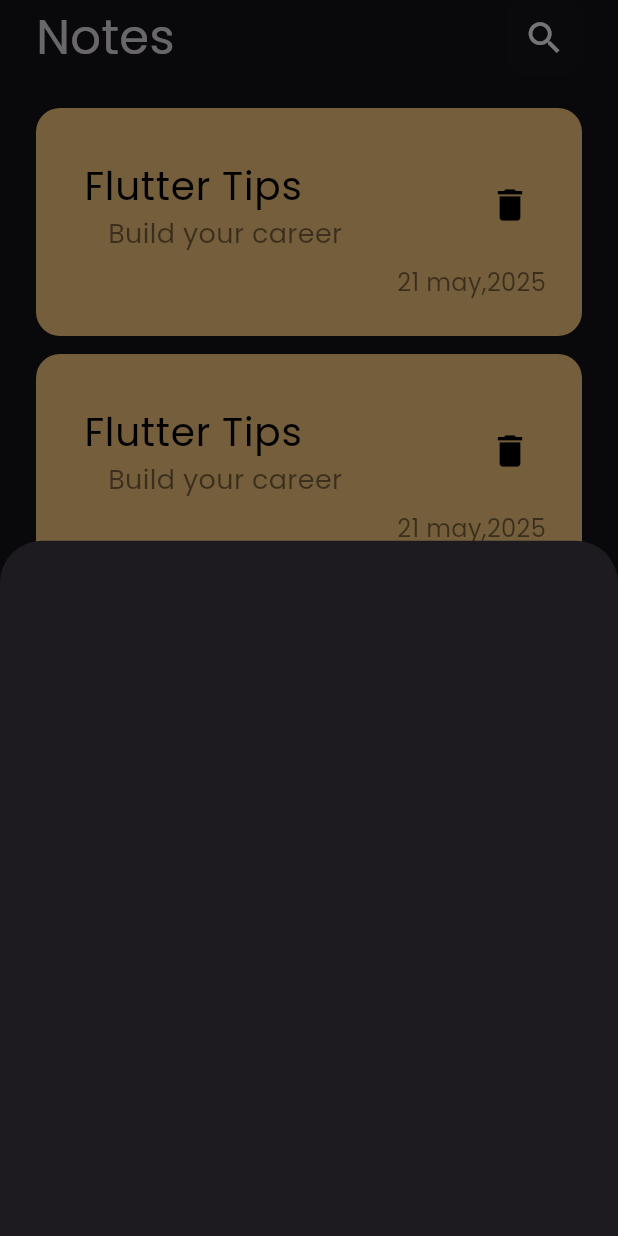
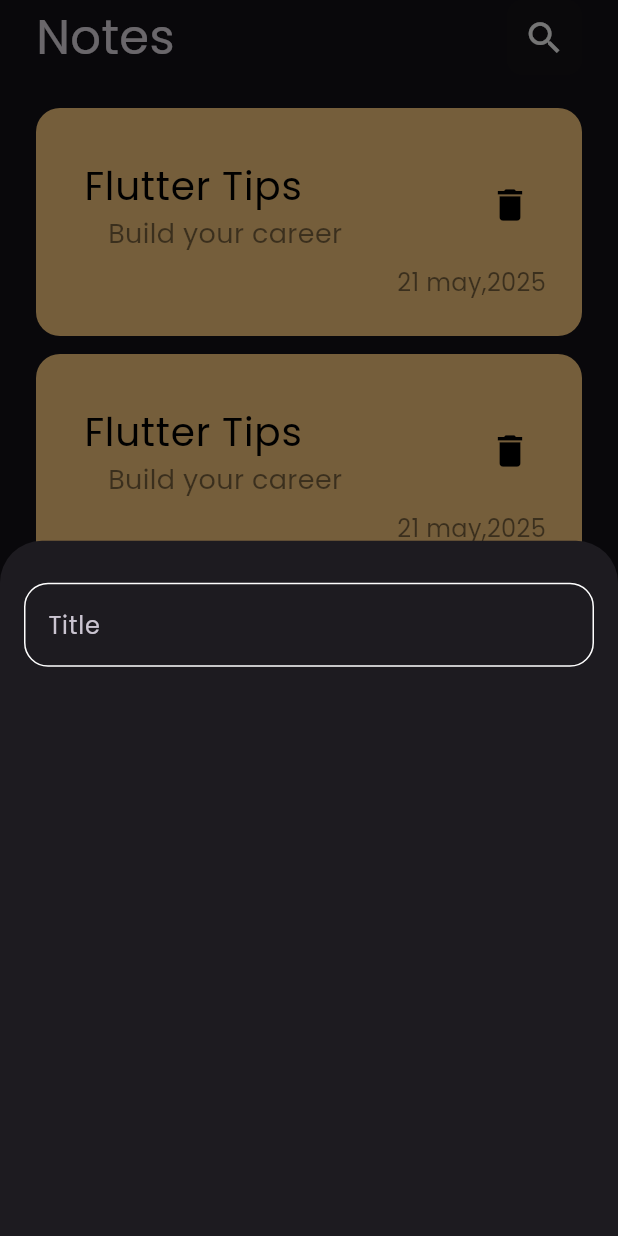
Before and after one commit to MariamEssam5/My-Notes-App, a Flutter app: the screen it shows after launch, after a tap on the "add" icon, on a phone screen of 412 x 824 dp. Run offline on Flutter 3.47's test engine with Material 3 defaults, Android fonts, the phone set to English and light mode, and no system bars.

Commit message:
create custom text field

```diff
--- /dev/null
+++ b/lib/constants.dart
@@ -0,0 +1,4 @@
+import 'dart:ui';
+import 'package:flutter/animation.dart';
+
+const kPrimaryColor = Color(0xFF5E7A88);
--- a/lib/views/widgets/add_note_button_sheet.dart
+++ b/lib/views/widgets/add_note_button_sheet.dart
@@ -1,10 +1,21 @@
 import 'package:flutter/material.dart';
+import 'package:my_notes/views/widgets/custom_text_field.dart';
 
 class AddNoteButtonSheet extends StatelessWidget {
   const AddNoteButtonSheet({super.key});
 
   @override
   Widget build(BuildContext context) {
-    return Container();
+    return const Padding(
+      padding: EdgeInsets.symmetric(horizontal: 16),
+      child: Column(
+        children: [
+          SizedBox(
+            height: 28,
+          ),
+          CustomTextField()
+        ],
+      ),
+    );
   }
 }
--- /dev/null
+++ b/lib/views/widgets/custom_text_field.dart
@@ -0,0 +1,24 @@
+import 'package:flutter/material.dart';
+import 'package:my_notes/constants.dart';
+
+class CustomTextField extends StatelessWidget {
+  const CustomTextField({super.key});
+
+  @override
+  Widget build(BuildContext context) {
+    return TextField(
+      cursorColor: kPrimaryColor,
+      decoration: InputDecoration(
+          hintText: 'Title',
+          border: BuildBorder(),
+          enabledBorder: BuildBorder(),
+          focusedBorder: BuildBorder(kPrimaryColor)),
+    );
+  }
+
+  OutlineInputBorder BuildBorder([color]) => OutlineInputBorder(
+      borderRadius: BorderRadius.circular(16),
+      borderSide: BorderSide(
+        color: color ?? Colors.white,
+      ));
+}
```
